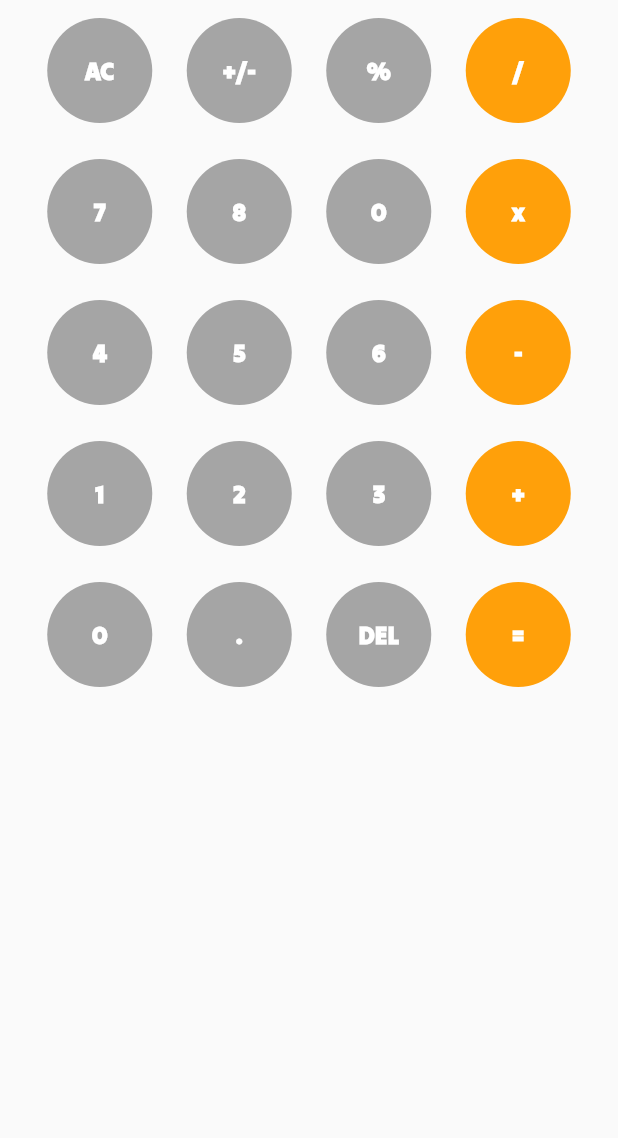
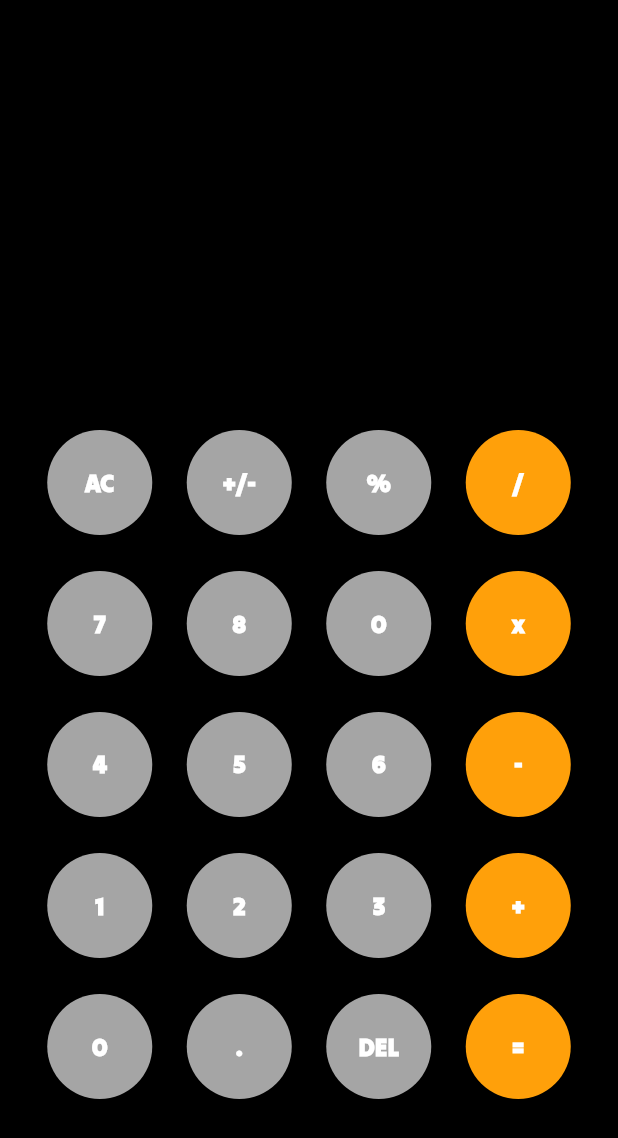
Before and after one commit to Fareed-Shah/Flutter-Calculator-App, a Flutter app: the screen it shows after launch, on a phone screen of 412 x 824 dp. Shown: the top 1138 px of the screen. Run offline on Flutter 3.47's test engine with Material 2 defaults, Android fonts, the phone set to English and light mode, and no system bars.

Commit message:
designing ui

```diff
--- a/lib/screens/home.dart
+++ b/lib/screens/home.dart
@@ -12,9 +12,25 @@ class _HomeState extends State<Home> {
   @override
   Widget build(BuildContext context) {
     return Scaffold(
+      backgroundColor: Colors.black,
       body: SafeArea(
           child: Padding(
         padding: const EdgeInsets.symmetric(horizontal: 20.0),
+        child: Column(
+          children: [
+            Expanded(
+              child: Column(
+                mainAxisAlignment: MainAxisAlignment.center,
+                crossAxisAlignment: CrossAxisAlignment.center,
+                children: const [
+                  Text('faredasdfas'),
+                  Text('faredasdfas'),
+                  Text('faredasdfas'),
+                ],
+              ),
+            ),
+            Expanded(
+              flex: 2,
               child: Column(
                 children: [
                   Row(
@@ -59,6 +75,9 @@ class _HomeState extends State<Home> {
                   ),
                 ],
               ),
+            ),
+          ],
+        ),
       )),
     );
   }
```
Lines whose indentation alone changed are shown as unchanged.
